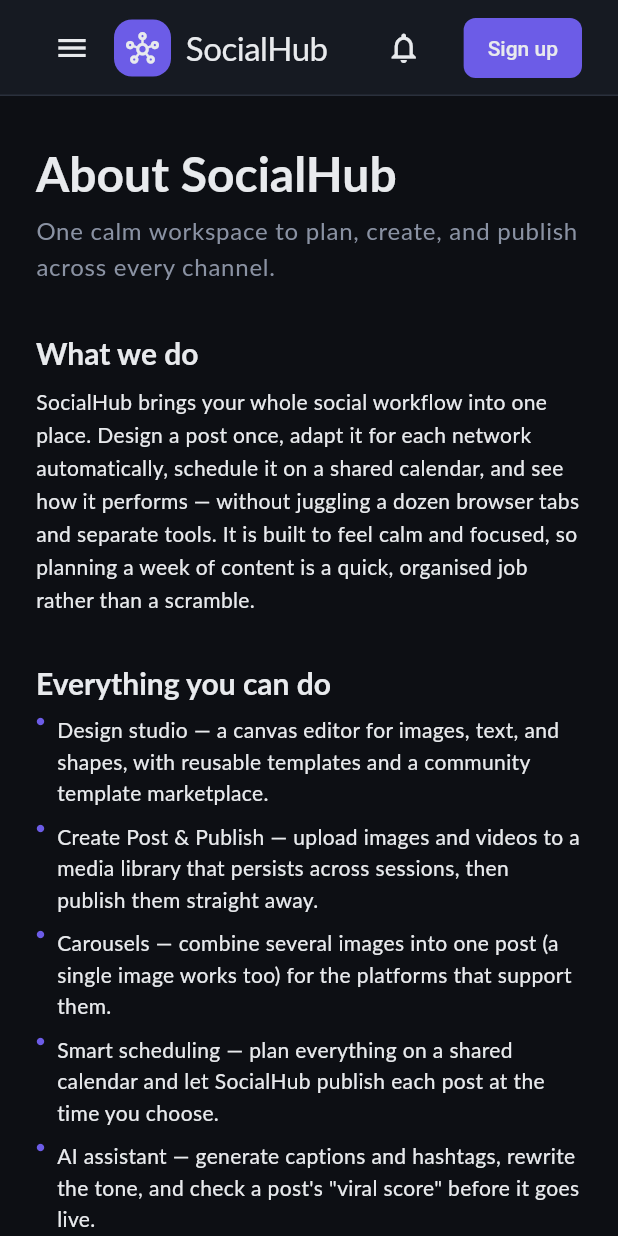
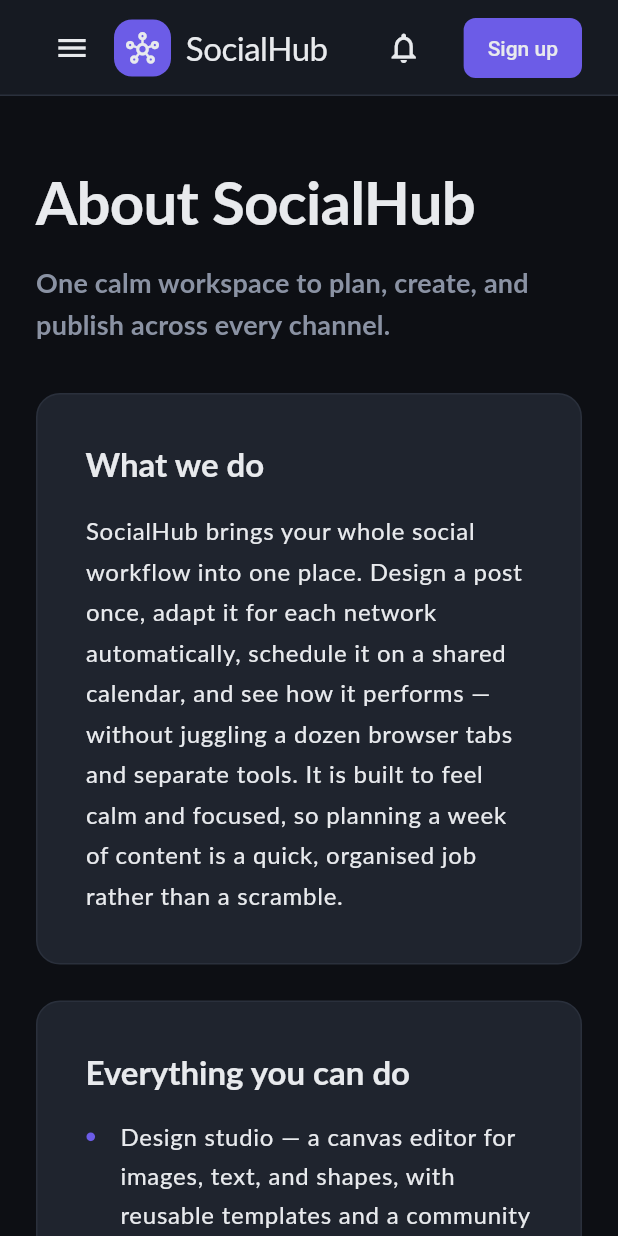
Before and after one commit to yashhhpatel/socialhub-, a Flutter app: the InfoPageScreen screen opened by its route, on a phone screen of 412 x 824 dp. Run offline on Flutter 3.47's test engine with Material 3 defaults, Android fonts, the phone set to English and light mode, and no system bars; our stand-ins replace dio, flutter_riverpod, go_router, qr_flutter; missing offline and left inert: dart:html; network calls fail.

Commit message:
Improve spacing and typography on the info pages
Larger type (40px title, 22px section headings, 16px/1.7 body, 18px
intro), section content grouped into padded raised-surface cards with
visible borders, and consistent gaps (24px between cards, 16px within,
48px page padding) in a wider 820px column. Applies to all info pages.

Co-Authored-By: Claude Opus 4.8 <noreply@anthropic.com>

```diff
--- a/frontend/lib/features/info/info_page_screen.dart
+++ b/frontend/lib/features/info/info_page_screen.dart
@@ -27,28 +27,37 @@ class InfoPageScreen extends StatelessWidget {
     return SingleChildScrollView(
       padding: const EdgeInsets.symmetric(
         horizontal: SpacingTokens.lg,
-        vertical: SpacingTokens.xl,
+        vertical: SpacingTokens.xxl,
       ),
       child: Center(
         child: ConstrainedBox(
-          constraints: const BoxConstraints(maxWidth: 780),
+          constraints: const BoxConstraints(maxWidth: 820),
           child: Column(
             crossAxisAlignment: CrossAxisAlignment.start,
             children: [
-              Text(page.title, style: theme.textTheme.headlineLarge),
-              const SizedBox(height: SpacingTokens.sm),
+              Text(
+                page.title,
+                style: theme.textTheme.headlineLarge?.copyWith(
+                  fontSize: 40,
+                  fontWeight: FontWeight.w700,
+                  height: 1.15,
+                  letterSpacing: -0.5,
+                ),
+              ),
+              const SizedBox(height: SpacingTokens.md),
               Text(
                 page.intro,
-                style: theme.textTheme.bodyLarge?.copyWith(
+                style: theme.textTheme.titleMedium?.copyWith(
+                  fontSize: 18,
                   color: theme.colorScheme.onSurfaceVariant,
-                  height: 1.5,
+                  height: 1.55,
                 ),
               ),
               const SizedBox(height: SpacingTokens.xl),
               for (final section in page.sections)
                 _SectionView(section: section),
               // A little breathing room below the last section.
-              const SizedBox(height: SpacingTokens.lg),
+              const SizedBox(height: SpacingTokens.md),
             ],
           ),
         ),
@@ -67,21 +76,38 @@ class _SectionView extends StatelessWidget {
   @override
   Widget build(BuildContext context) {
     final theme = Theme.of(context);
-    return Padding(
-      padding: const EdgeInsets.only(bottom: SpacingTokens.xl),
+    return Container(
+      width: double.infinity,
+      margin: const EdgeInsets.only(bottom: SpacingTokens.lg),
+      padding: const EdgeInsets.all(SpacingTokens.xl),
+      decoration: BoxDecoration(
+        color: theme.colorScheme.surfaceContainerHighest,
+        borderRadius: BorderRadius.circular(16),
+        border: Border.all(color: theme.dividerColor),
+      ),
       child: Column(
         crossAxisAlignment: CrossAxisAlignment.start,
         children: [
-          Text(section.heading, style: theme.textTheme.titleLarge),
-          const SizedBox(height: SpacingTokens.sm),
+          Text(
+            section.heading,
+            style: theme.textTheme.titleLarge?.copyWith(
+              fontSize: 22,
+              fontWeight: FontWeight.w600,
+              height: 1.3,
+            ),
+          ),
+          const SizedBox(height: SpacingTokens.md),
           if (section.body.isNotEmpty)
             Text(
               section.body,
-              style: theme.textTheme.bodyMedium?.copyWith(height: 1.6),
+              style: theme.textTheme.bodyLarge?.copyWith(
+                fontSize: 16,
+                height: 1.7,
+              ),
             ),
           if (section.bullets.isNotEmpty) ...[
             if (section.body.isNotEmpty)
-              const SizedBox(height: SpacingTokens.sm),
+              const SizedBox(height: SpacingTokens.md),
             for (final bullet in section.bullets)
               _Bullet(text: bullet),
           ],
@@ -100,17 +126,17 @@ class _Bullet extends StatelessWidget {
   @override
   Widget build(BuildContext context) {
     final theme = Theme.of(context);
-    final style = theme.textTheme.bodyMedium?.copyWith(height: 1.5);
+    final style = theme.textTheme.bodyLarge?.copyWith(fontSize: 16, height: 1.65);
     return Padding(
-      padding: const EdgeInsets.only(bottom: SpacingTokens.sm),
+      padding: const EdgeInsets.only(bottom: SpacingTokens.md),
       child: Row(
         crossAxisAlignment: CrossAxisAlignment.start,
         children: [
           Padding(
-            padding: const EdgeInsets.only(top: 2, right: SpacingTokens.sm),
+            padding: const EdgeInsets.only(top: 9, right: SpacingTokens.md),
             child: Icon(
               Icons.circle,
-              size: 6,
+              size: 7,
               color: theme.colorScheme.primary,
             ),
           ),
```
